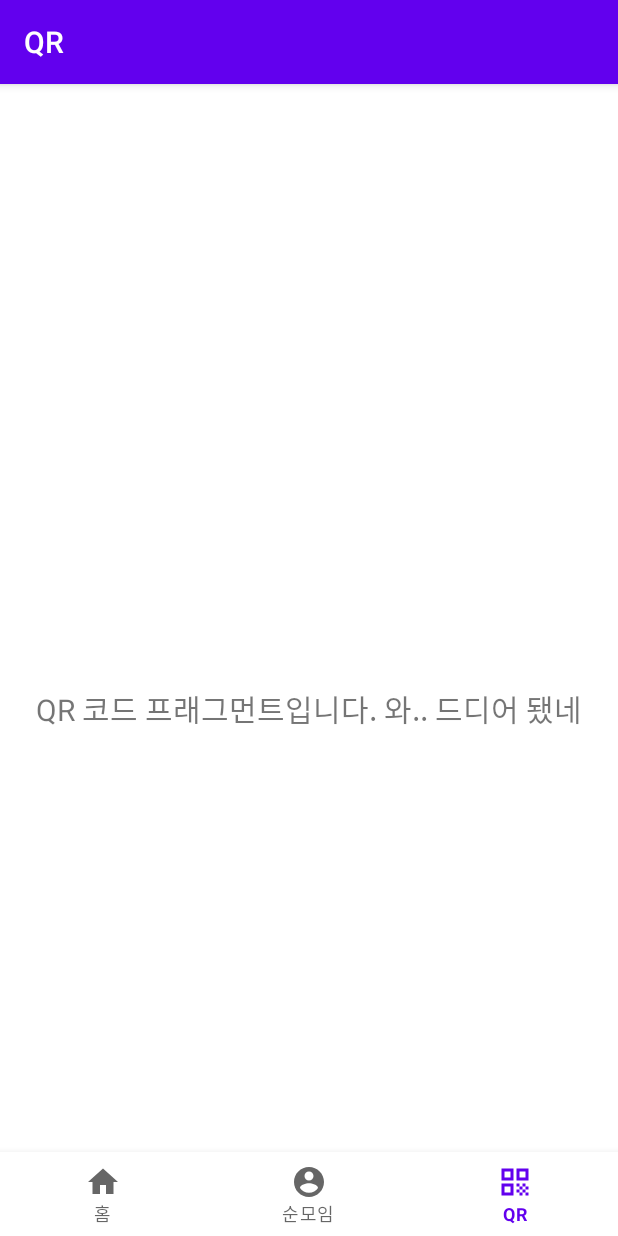
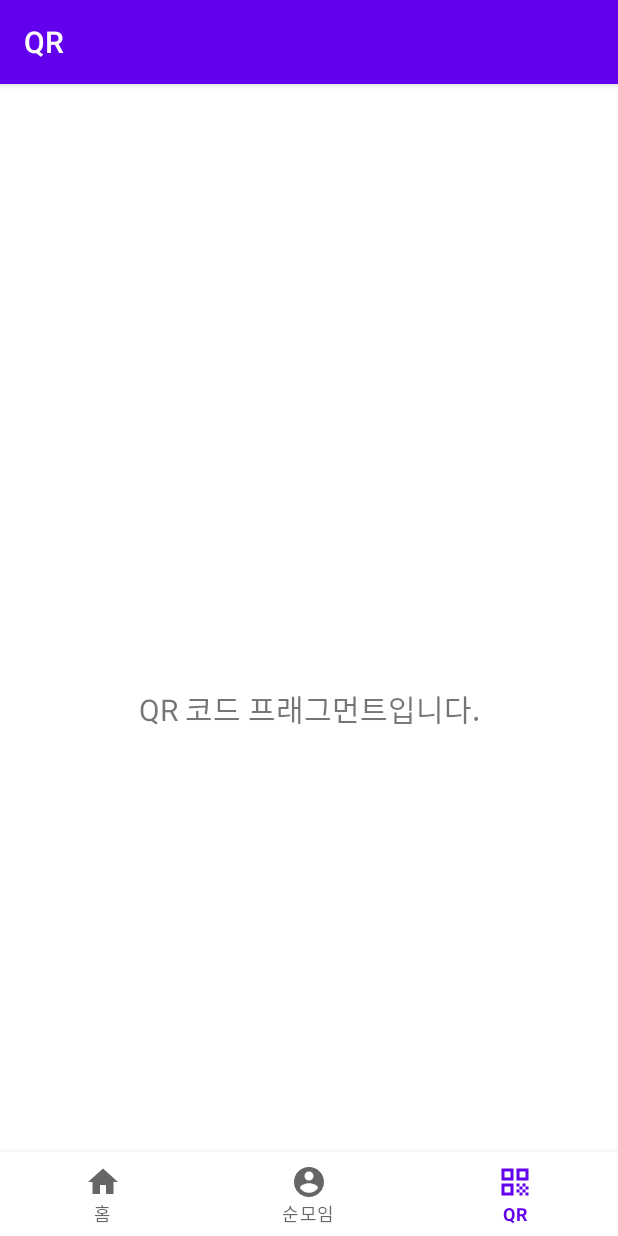
Before and after one commit to ksjmgrkks/J-people, an Android app: the QRCodeFragment screen opened through its navigation route, on a phone screen of 412 x 824 dp. Run offline under Robolectric (Android 15) with nearby library versions, the phone set to English and light mode, and no system bars; our stand-ins replace navigation-ui.

Commit message:
Comment: 공부해야 할 내용 갱신 2021/12/14 공부해야 할 내용 갱신

```diff
--- a/app/src/main/java/kks/jpeople/ui/community/CommunityFragment.kt
+++ b/app/src/main/java/kks/jpeople/ui/community/CommunityFragment.kt
@@ -24,7 +24,7 @@ class CommunityFragment : Fragment() {
         container: ViewGroup?,
         savedInstanceState: Bundle?
     ): View? {
-        //공부해야할 리스트 정리 : ViewModel, ViewModelProvider, ::class.java, observe, Observer, it, viewLifecycleOwner, binding.root
+        //공부해야할 리스트 정리 : ViewModelProvider, ::class.java, observe, Observer, it, viewLifecycleOwner, binding.root
         communityViewModel =
             ViewModelProvider(this)[CommunityViewModel::class.java]
 
--- a/app/src/main/java/kks/jpeople/ui/community/CommunityViewModel.kt
+++ b/app/src/main/java/kks/jpeople/ui/community/CommunityViewModel.kt
@@ -79,6 +79,7 @@ class CommunityViewModel : ViewModel() {
        }
    }*/
 
+    //공부해야 할 리스트 : MutableLiveData<T>, apply, LiveData<T>
     private val _text = MutableLiveData<String>().apply {
         value = "순모임 프래그먼트입니다."
     }
--- a/app/src/main/java/kks/jpeople/ui/qrcode/QrcodeViewModel.kt
+++ b/app/src/main/java/kks/jpeople/ui/qrcode/QrcodeViewModel.kt
@@ -7,7 +7,7 @@ import androidx.lifecycle.ViewModel
 class QrcodeViewModel : ViewModel() {
 
     private val _text = MutableLiveData<String>().apply {
-        value = "QR 코드 프래그먼트입니다. 와.. 드디어 됐네"
+        value = "QR 코드 프래그먼트입니다."
     }
     val text: LiveData<String> = _text
 }
```
